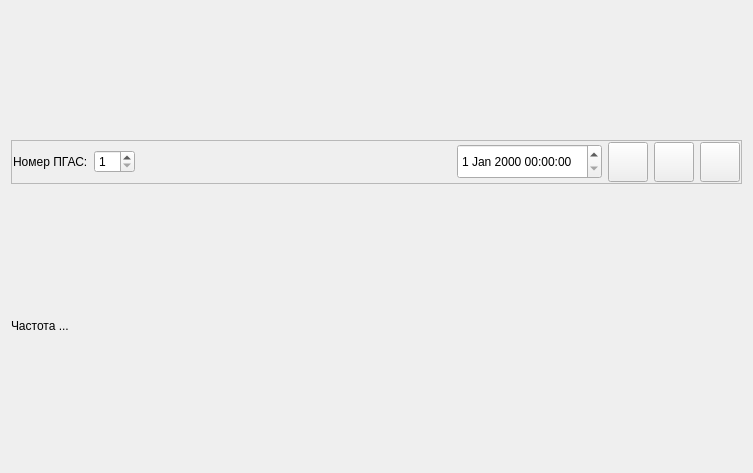
alexvrn/rmo, file src/Indicators/ui/ShPIndicator.ui: the form before one commit.
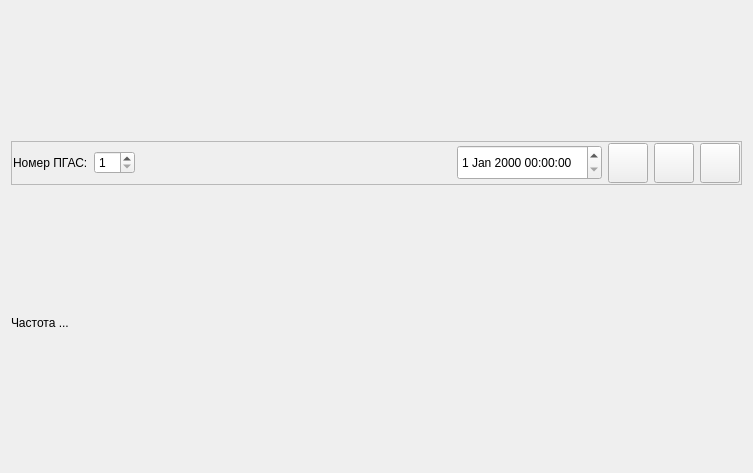
The form after the commit. Icons and pictures are not drawn.

Diff of the .ui file:
```diff
--- a/src/Indicators/ui/ShPIndicator.ui
+++ b/src/Indicators/ui/ShPIndicator.ui
@@ -14,6 +14,9 @@
    <string>Form</string>
   </property>
   <layout class="QVBoxLayout" name="verticalLayout">
+   <property name="spacing">
+    <number>1</number>
+   </property>
    <item>
     <widget class="QFrame" name="frame">
      <property name="sizePolicy">
```
